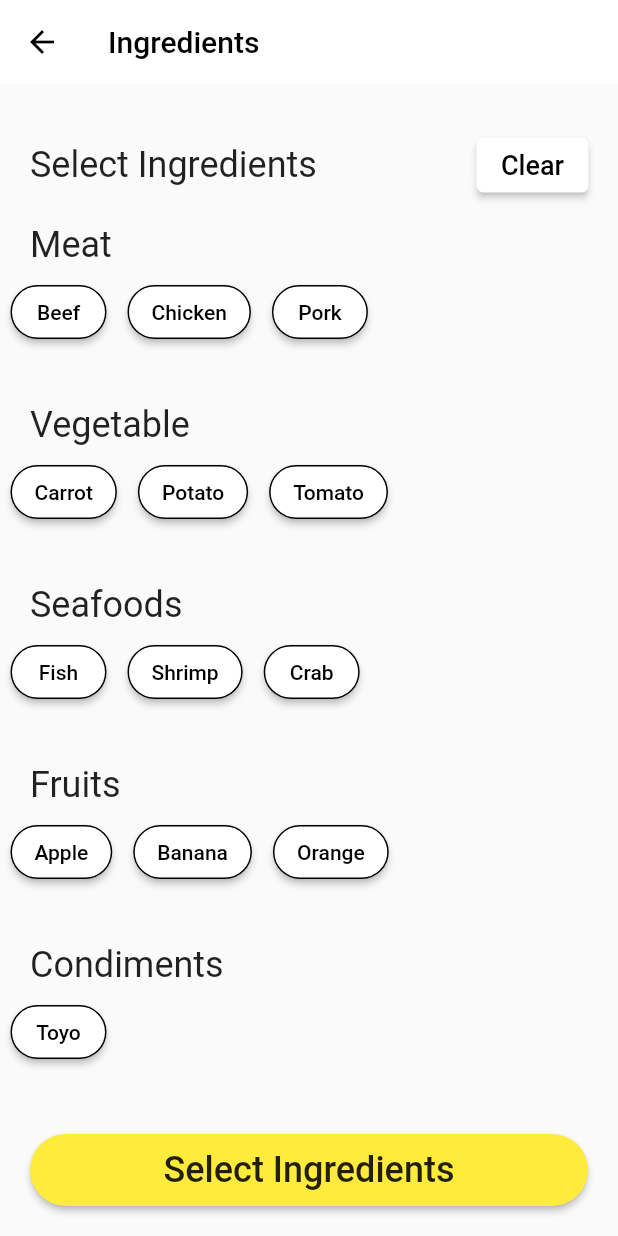
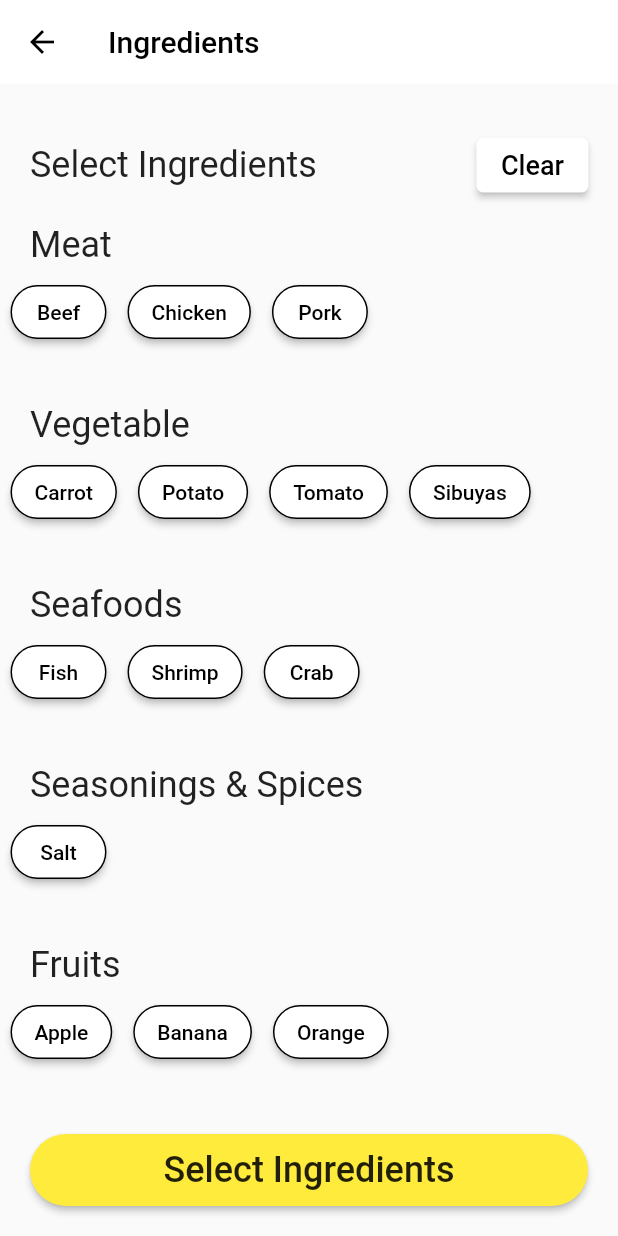
Before and after one commit to Alessa-Gillespie/Kusina-App, a Flutter app: the IngredientsPageScreen screen opened by its route, on a phone screen of 412 x 824 dp. Run offline on Flutter 3.47's test engine with Material 2 defaults, Android fonts, the phone set to English and light mode, and no system bars.

Commit message:
App is Semi Functional

```diff
--- a/lib/routes/app_routes.dart
+++ b/lib/routes/app_routes.dart
@@ -1,7 +1,15 @@
 import 'package:flutter/material.dart';
+
+// Screens
 import 'package:kusina_app_v3/screens/ingredients_page_screen.dart';
 import 'package:kusina_app_v3/screens/home_page_screen.dart';
 import 'package:kusina_app_v3/screens/results_page_screen.dart';
+import 'package:kusina_app_v3/screens/missing_ingredients_page.dart';
+
+// Recipe Instruction Pages
+import 'package:kusina_app_v3/recipes/tinola.dart';
+import 'package:kusina_app_v3/recipes/tapsilog.dart';
+
 
 class AppRoutes {
   /*
@@ -11,32 +19,30 @@ class AppRoutes {
    */
 
   // static const String recipeInstructionsPageScreen = '/recipe_instructions_page_screen';
-
    static const String homePage = '/home_page_screen';
-
+   static const String missingIngredients = '/missing_ingredients_page';
   // static const String homePageContainerScreen = '/home_page_container_screen';
-
   static const String ingredientsPageScreen = '/ingredients_page_screen';
-
   // static const String listPageScreen = '/list_page_screen';
-
   // static const String recipesPageScreen = '/recipes_page_screen';
-
   //static const String shoppingListPageEmptyScreen = '/shopping_list_page_empty_screen';
-
   static const String resultsPageScreen = '/results_page_screen';
-
   // static const String favoritesPageEmptyScreen = '/favorites_page_empty_screen';
-
   // static const String favoritesPageScreen = '/favorites_page_screen';
-
   // static const String appNavigationScreen = '/app_navigation_screen';
 
+   // Recipe Instruction Pages
+   static const String tinola = '/tinola';
+   static const String tapsilog= '/tapsilog';
+
   static Map<String, WidgetBuilder> routes = {
+
+    // Screens
     // recipeInstructionsPageScreen: (context) => RecipeInstructionsPageScreen(),
     // homePageContainerScreen: (context) => HomePageContainerScreen(),
     ingredientsPageScreen: (context) => IngredientsPageScreen(),
     homePage: (context) => HomePageScreen(),
+    missingIngredients: (context) => MissingIngredientsPage(),
     // listPageScreen: (context) => ListPageScreen(),
     // recipesPageScreen: (context) => RecipesPageScreen(),
     // shoppingListPageEmptyScreen: (context) => ShoppingListPageEmptyScreen(),
@@ -44,5 +50,10 @@ class AppRoutes {
     // favoritesPageEmptyScreen: (context) => FavoritesPageEmptyScreen(),
     // favoritesPageScreen: (context) => FavoritesPageScreen(),
     // appNavigationScreen: (context) => AppNavigationScreen()
+
+    // Recipe Instruction Pages
+    tinola: (context) => Tinola(),
+    tapsilog: (context) => Tapsilog(),
+
   };
 }
--- a/lib/screens/ingredients_page_screen.dart
+++ b/lib/screens/ingredients_page_screen.dart
@@ -175,6 +175,7 @@ class _ingredientsPageScreenState extends State<IngredientsPageScreen> {
                   _buildIngredientButtons('Carrot', 3),
                   _buildIngredientButtons('Potato', 4),
                   _buildIngredientButtons('Tomato', 5),
+                  _buildIngredientButtons('Sibuyas', 13),
                 ],
               ),
               SizedBox(height: 30),
@@ -184,6 +185,13 @@ class _ingredientsPageScreenState extends State<IngredientsPageScreen> {
                   _buildIngredientButtons('Fish', 6),
                   _buildIngredientButtons('Shrimp', 7),
                   _buildIngredientButtons('Crab', 8),
+                ],
+              ),
+              SizedBox(height: 30),
+              _buildIngredientCategoryName(context, 'Seasonings & Spices'),
+              Row( // List of Buttons per Row
+                children: <Widget>[
+                  _buildIngredientButtons('Salt', 14),
                 ],
               ),
               SizedBox(height: 30),
--- a/lib/screens/results_page_screen.dart
+++ b/lib/screens/results_page_screen.dart
@@ -1,6 +1,8 @@
 import 'package:flutter/material.dart';
 import 'package:kusina_app_v3/recipe_block.dart';
 import 'package:kusina_app_v3/rounded_button.dart';
+
+import 'package:kusina_app_v3/routes//app_routes.dart';
 
 // Import the provider packages
 import 'package:provider/provider.dart';
@@ -153,7 +155,7 @@ class resultsPageScreenState extends State<ResultsPageScreen> {
                       text: 'Tinola',
                       color: Colors.white,
                       onPress: () {
-                        //TODO: direct to recipe instruction page
+                        Navigator.pushNamed(context, AppRoutes.tinola);
                       },
                     ),
                   ),
@@ -165,7 +167,7 @@ class resultsPageScreenState extends State<ResultsPageScreen> {
                       text: 'Tapsilog',
                       color: Colors.white,
                       onPress: () {
-                        //TODO: direct to recipe instruction page
+                        Navigator.pushNamed(context, AppRoutes.tapsilog);
                       },
                     ),
                   ),
--- a/lib/stateManagement/buttons.dart
+++ b/lib/stateManagement/buttons.dart
@@ -1,10 +1,14 @@
 import 'package:flutter/material.dart';
 
 class ButtonsModel extends ChangeNotifier {
+
+
   List<Color> ingredients = [
     // Note in DART, list indices start at 0
 
     Colors.white, // (8UT23) [For Counting Purposes (Use Ctrl F)
+    Colors.white, // (8UT23)
+    Colors.white, // (8UT23)
     Colors.white, // (8UT23)
     Colors.white, // (8UT23)
     Colors.white, // (8UT23)
@@ -48,5 +52,16 @@ class ButtonsModel extends ChangeNotifier {
     notifyListeners();
 }
 
+  String recipe = 'none';
+
+  String getMyRecipe() {
+    return recipe;
+  }
+
+  void setMyRecipe(String newRecipe) {
+    recipe = newRecipe;
+    notifyListeners();
+  }
+
 // Add other methods to manipulate ingredients and filters as needed.
 }
```
Also changed, not shown: lib/recipes/tapsilog.dart (added, +36 -0 lines), lib/recipes/tinola.dart (added, +36 -0 lines), lib/screens/missing_ingredients_page.dart (added, +87 -0 lines).
